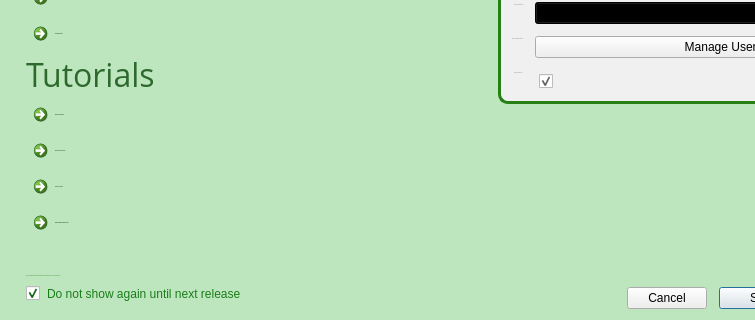
Old version of the form Code/Mantid/MantidPlot/src/Mantid/FirstTimeSetup.ui in the repository mantidproject/mantid; both pictures show x 0 to 755 and y 410 to 730 of the 990 by 730 pixel window.
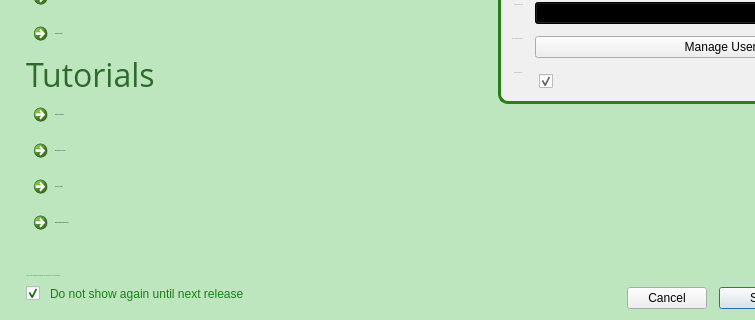
New version of the form. Icons and pictures are not drawn. Custom widgets are drawn as their Qt base class.

Commit message: re #10882 changes to speed up the mac, font registration take time

```diff
--- a/Code/Mantid/MantidPlot/src/Mantid/FirstTimeSetup.ui
+++ b/Code/Mantid/MantidPlot/src/Mantid/FirstTimeSetup.ui
@@ -692,6 +692,22 @@
              </property>
             </widget>
            </item>
+           <item>
+            <spacer name="horizontalSpacer_3">
+             <property name="orientation">
+              <enum>Qt::Horizontal</enum>
+             </property>
+             <property name="sizeType">
+              <enum>QSizePolicy::Fixed</enum>
+             </property>
+             <property name="sizeHint" stdset="0">
+              <size>
+               <width>3</width>
+               <height>2</height>
+              </size>
+             </property>
+            </spacer>
+           </item>
            <item>
             <widget class="QLabel" name="label_4">
              <property name="styleSheet">
```
The commit also changes 2 other files.
